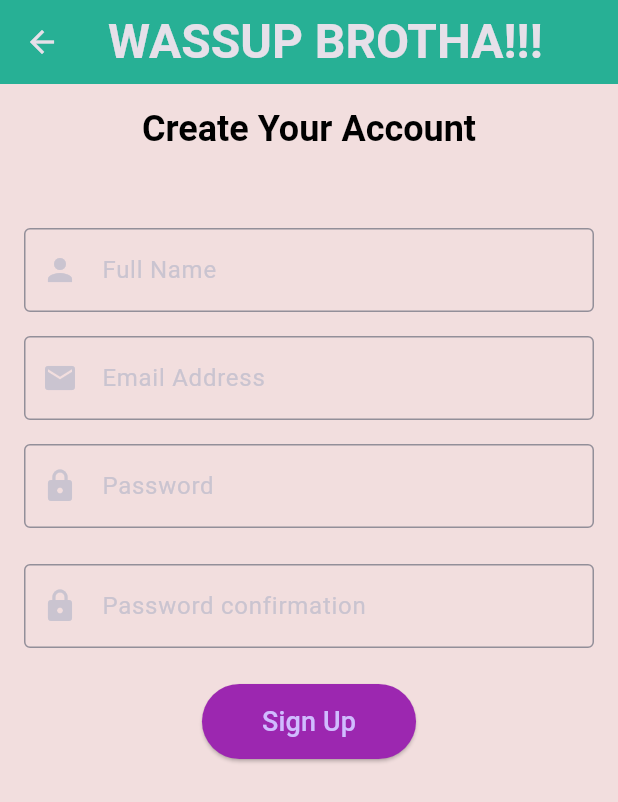
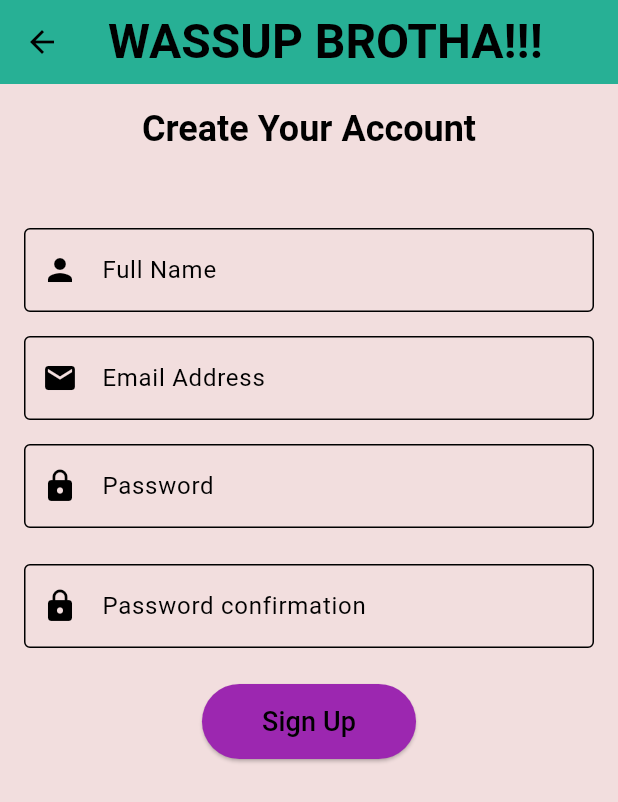
Before and after one commit to hermanacos03/Inclassactivity10, a Flutter app: the screen it shows after launch, after a tap on "Go to Signup Page", on a phone screen of 412 x 824 dp. Shown: the top 802 px of the screen. Run offline on Flutter 3.47's test engine with Material 3 defaults, Android fonts, the phone set to English and light mode, and no system bars; drawn by our look-alikes of animated_text_kit; our stand-ins replace confetti.

Commit message:
Final push from me

```diff
--- a/inclassactivity10/lib/screens/intor.dart
+++ b/inclassactivity10/lib/screens/intor.dart
@@ -7,15 +7,18 @@ class Intor extends StatelessWidget {
   @override
   Widget build(BuildContext context) {
     return Scaffold(
-      backgroundColor: const Color(0xFFFFF9C4), // pale yellow
+      backgroundColor: const Color(0xFFFFF9C4),
       appBar: AppBar(
-        title: const Text('Stages'),
+        title: const Text(
+          'Stages',
+          style: TextStyle(color: Colors.black),
+        ),
         centerTitle: true,
+        backgroundColor: const Color(0xFFFFF9C4),
+        iconTheme: const IconThemeData(color: Colors.black),
       ),
-      body: ListView(
-        padding: const EdgeInsets.all(16),
-        children: [
-          ElevatedButton(
+      body: Center(
+        child: ElevatedButton(
   onPressed: () {
         Navigator.push(
           context,
@@ -24,9 +27,20 @@ class Intor extends StatelessWidget {
           ),
         );
       },
+      style: ElevatedButton.styleFrom(
+        backgroundColor: Colors.green,
+        foregroundColor: Colors.black,
+        padding: const EdgeInsets.symmetric(
+          horizontal: 80,
+          vertical: 30,
+        ),
+        textStyle: const TextStyle(
+          fontSize: 28,
+          fontWeight: FontWeight.bold,
+        ),
+      ),
       child: const Text('Go to Signup Page'),
     ),
-        ],
       ),
     );
   }
--- a/inclassactivity10/lib/screens/login.dart
+++ b/inclassactivity10/lib/screens/login.dart
@@ -46,6 +46,7 @@ class _SignupPageState extends State<SignupPage> {
         SnackBar(
           content: Text(
             'Welcome! Punk, I mean ${_nameController.text} created successfully.',
+            style: const TextStyle(color: Colors.black),
           ),
           backgroundColor: Colors.green,
         ),
@@ -70,9 +71,14 @@ class _SignupPageState extends State<SignupPage> {
         centerTitle: true,
         title: const Text(
           'WASSUP BROTHA!!!',
-          style: TextStyle(fontSize: 32, fontWeight: FontWeight.bold),
+          style: TextStyle(
+            fontSize: 32,
+            fontWeight: FontWeight.bold,
+            color: Colors.black,
+          ),
         ),
         backgroundColor: const Color.fromARGB(255, 39, 176, 149),
+        iconTheme: const IconThemeData(color: Colors.black),
       ),
       body: Stack(
         alignment: Alignment.topCenter,
@@ -113,10 +119,18 @@ class _SignupPageState extends State<SignupPage> {
 
                   TextFormField(
                     controller: _nameController,
+                    style: const TextStyle(color: Colors.black),
                     decoration: const InputDecoration(
                       labelText: 'Full Name',
-                      prefixIcon: Icon(Icons.person),
+                      labelStyle: TextStyle(color: Colors.black),
+                      prefixIcon: Icon(Icons.person, color: Colors.black),
                       border: OutlineInputBorder(),
+                      enabledBorder: OutlineInputBorder(
+                        borderSide: BorderSide(color: Colors.black),
+                      ),
+                      focusedBorder: OutlineInputBorder(
+                        borderSide: BorderSide(color: Colors.black, width: 2),
+                      ),
                     ),
                     validator: (value) {
                       if (value == null || value.isEmpty) {
@@ -129,10 +143,18 @@ class _SignupPageState extends State<SignupPage> {
 
                   TextFormField(
                     controller: _emailController,
+                    style: const TextStyle(color: Colors.black),
                     decoration: const InputDecoration(
                       labelText: 'Email Address',
-                      prefixIcon: Icon(Icons.email),
+                      labelStyle: TextStyle(color: Colors.black),
+                      prefixIcon: Icon(Icons.email, color: Colors.black),
                       border: OutlineInputBorder(),
+                      enabledBorder: OutlineInputBorder(
+                        borderSide: BorderSide(color: Colors.black),
+                      ),
+                      focusedBorder: OutlineInputBorder(
+                        borderSide: BorderSide(color: Colors.black, width: 2),
+                      ),
                     ),
                     validator: (value) {
                       if (value == null || value.isEmpty) {
@@ -156,10 +178,18 @@ class _SignupPageState extends State<SignupPage> {
                   TextFormField(
                     controller: _passwordController,
                     obscureText: true,
+                    style: const TextStyle(color: Colors.black),
                     decoration: const InputDecoration(
                       labelText: 'Password',
-                      prefixIcon: Icon(Icons.lock),
+                      labelStyle: TextStyle(color: Colors.black),
+                      prefixIcon: Icon(Icons.lock, color: Colors.black),
                       border: OutlineInputBorder(),
+                      enabledBorder: OutlineInputBorder(
+                        borderSide: BorderSide(color: Colors.black),
+                      ),
+                      focusedBorder: OutlineInputBorder(
+                        borderSide: BorderSide(color: Colors.black, width: 2),
+                      ),
                     ),
                     validator: (value) {
                       if (value == null || value.isEmpty) {
@@ -176,10 +206,18 @@ class _SignupPageState extends State<SignupPage> {
                   TextFormField(
                     controller: _passwordController2,
                     obscureText: true,
+                    style: const TextStyle(color: Colors.black),
                     decoration: const InputDecoration(
                       labelText: 'Password confirmation',
-                      prefixIcon: Icon(Icons.lock),
+                      labelStyle: TextStyle(color: Colors.black),
+                      prefixIcon: Icon(Icons.lock, color: Colors.black),
                       border: OutlineInputBorder(),
+                      enabledBorder: OutlineInputBorder(
+                        borderSide: BorderSide(color: Colors.black),
+                      ),
+                      focusedBorder: OutlineInputBorder(
+                        borderSide: BorderSide(color: Colors.black, width: 2),
+                      ),
                     ),
                     validator: (value) {
                       if (value == null || value.isEmpty) {
@@ -197,6 +235,7 @@ class _SignupPageState extends State<SignupPage> {
                     onPressed: _submitForm,
                     style: ElevatedButton.styleFrom(
                       backgroundColor: Colors.purple,
+                      foregroundColor: Colors.black,
                       padding: const EdgeInsets.symmetric(
                         horizontal: 40,
                         vertical: 12,
@@ -204,7 +243,7 @@ class _SignupPageState extends State<SignupPage> {
                     ),
                     child: const Text(
                       'Sign Up',
-                      style: TextStyle(fontSize: 18),
+                      style: TextStyle(fontSize: 18, color: Colors.black),
                     ),
                   ),
                 ],
```
Lines whose indentation alone changed are shown as unchanged.
